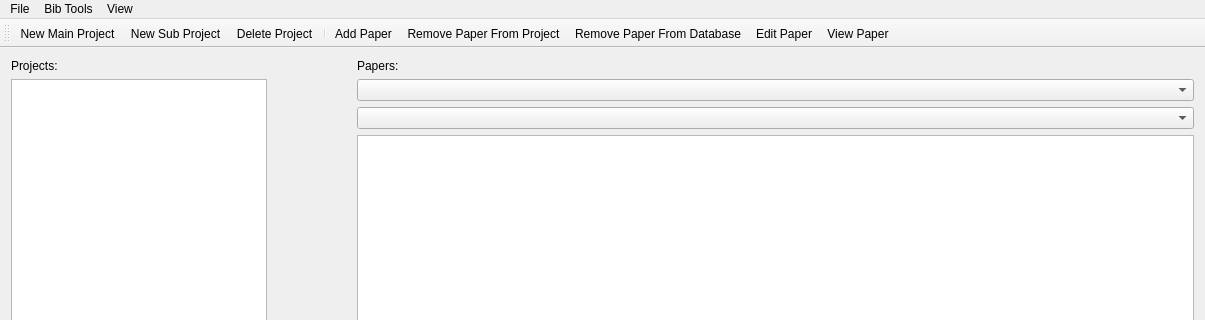
This is mainwindow.ui in chemicalcraig/qpaper as Qt 5 draws it before an edit; both pictures show x 0 to 1205 and y 0 to 320 of the 1205 by 666 pixel window. The edited form follows.
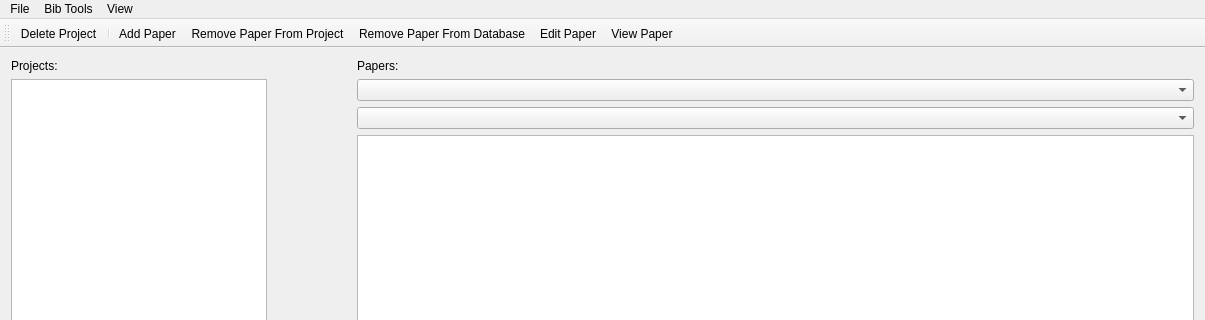
This is the edited form.

What changed in the file:
```diff
--- a/mainwindow.ui
+++ b/mainwindow.ui
@@ -199,8 +199,6 @@
    <attribute name="toolBarBreak">
     <bool>false</bool>
    </attribute>
-   <addaction name="actionNew_Main_Project"/>
-   <addaction name="actionNew_Sub_Project"/>
    <addaction name="actionDelete_Project"/>
    <addaction name="separator"/>
    <addaction name="actionAdd_Paper"/>
@@ -228,26 +226,6 @@
     <string>Add a new paper to the current project</string>
    </property>
   </action>
-  <action name="actionNew_main_project">
-   <property name="text">
-    <string>Main project</string>
-   </property>
-  </action>
-  <action name="actionSub_project">
-   <property name="text">
-    <string>Sub project</string>
-   </property>
-  </action>
-  <action name="actionNew_Main_Project">
-   <property name="text">
-    <string>New Main Project</string>
-   </property>
-  </action>
-  <action name="actionNew_Sub_Project">
-   <property name="text">
-    <string>New Sub Project</string>
-   </property>
-  </action>
   <action name="actionDelete_Project">
    <property name="text">
     <string>Delete Project</string>
```
Left out of the diff: 14 changed lines with no effect on the pictures.
